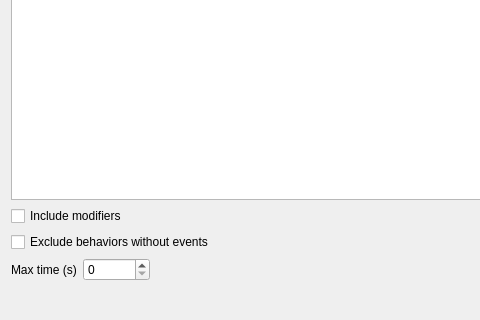
Before: the Qt Designer form param_panel.ui in olivierfriard/BORIS, drawn with Qt 5; both pictures show x 0 to 480 and y 306 to 626 of the 670 by 626 pixel window.
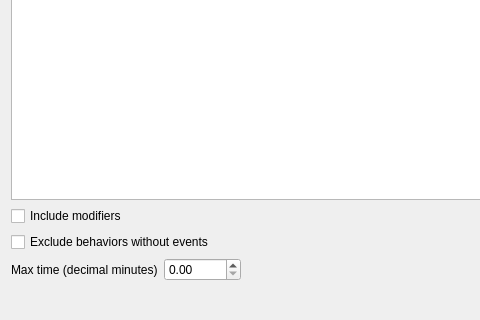
After: the same form once the commit is applied.

```diff
--- a/param_panel.ui
+++ b/param_panel.ui
@@ -55,14 +55,14 @@
        <item>
         <widget class="QLabel" name="lbMaxTime">
          <property name="text">
-          <string>Max time (s)</string>
+          <string>Max time (decimal minutes)</string>
          </property>
         </widget>
        </item>
        <item>
-        <widget class="QSpinBox" name="sbMaxTime">
+        <widget class="QDoubleSpinBox" name="sbMaxTime">
          <property name="maximum">
-          <number>10000000</number>
+          <double>10000.000000000000000</double>
          </property>
         </widget>
        </item>
```
